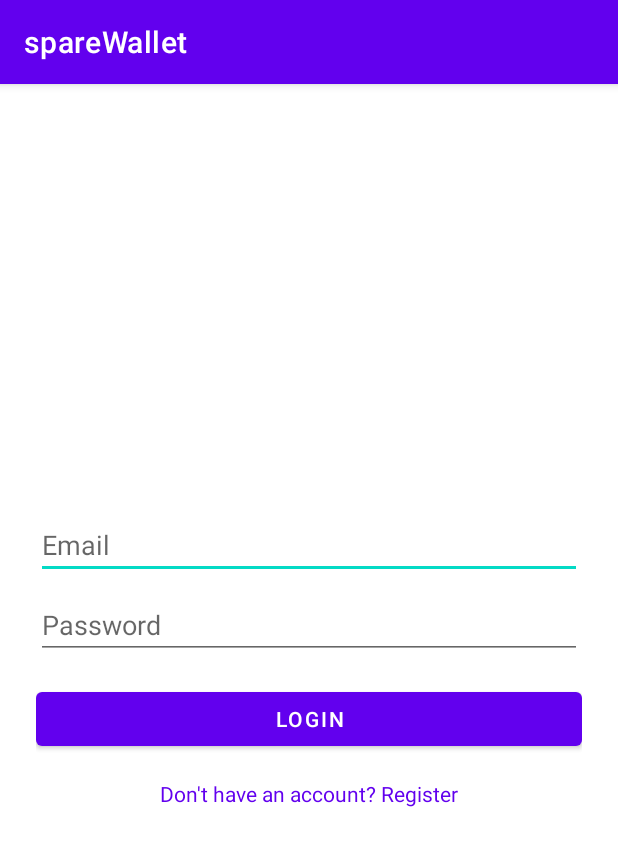
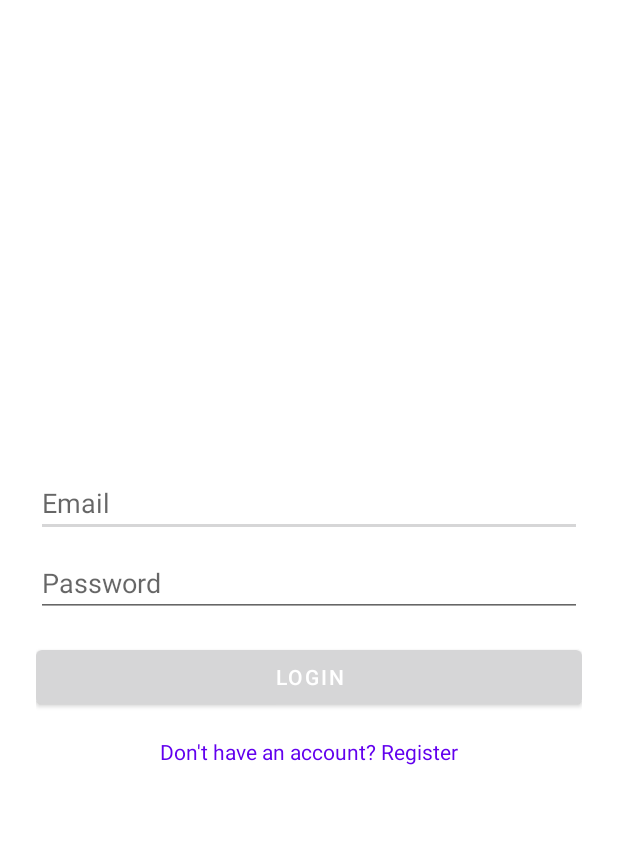
Before and after one commit to SanjayaCF/Spare-Wallet, an Android app: the screen it shows after launch (LoginActivity), on a phone screen of 412 x 824 dp. Shown: the top 846 px of the screen. Run offline under Robolectric (Android 15) with nearby library versions, the light colour scheme and no system bars; our stand-ins replace Firebase (no records; nobody signed in at launch, a user with empty details on screens opened directly).

Commit message:
force light mode

```diff
--- a/app/src/main/res/values-night/themes.xml
+++ b/app/src/main/res/values-night/themes.xml
@@ -1,14 +1,14 @@
 <resources xmlns:tools="http://schemas.android.com/tools">
     <!-- Base application theme. -->
-    <style name="Theme.SpareWallet" parent="Theme.MaterialComponents.DayNight.DarkActionBar">
+    <style name="Theme.SpareWallet" parent="Theme.MaterialComponents.Light.NoActionBar">
         <!-- Primary brand color. -->
-        <item name="colorPrimary">@color/purple_200</item>
-        <item name="colorPrimaryVariant">@color/purple_700</item>
-        <item name="colorOnPrimary">@color/black</item>
+        <item name="colorPrimary">@color/dark_blue</item>
+        <item name="colorPrimaryVariant">@color/light_blue</item>
+        <item name="colorOnPrimary">@color/white</item>
         <!-- Secondary brand color. -->
-        <item name="colorSecondary">@color/teal_200</item>
-        <item name="colorSecondaryVariant">@color/teal_200</item>
-        <item name="colorOnSecondary">@color/black</item>
+        <item name="colorSecondary">@color/blue_accent</item>
+        <item name="colorSecondaryVariant">@color/blue_accent_dark</item>
+        <item name="colorOnSecondary">@color/white</item>
         <!-- Status bar color. -->
         <item name="android:statusBarColor">?attr/colorPrimaryVariant</item>
         <!-- Customize your theme here. -->
--- a/app/src/main/res/values/themes.xml
+++ b/app/src/main/res/values/themes.xml
@@ -1,14 +1,14 @@
 <resources xmlns:tools="http://schemas.android.com/tools">
     <!-- Base application theme. -->
-    <style name="Theme.SpareWallet" parent="Theme.MaterialComponents.DayNight.DarkActionBar">
+    <style name="Theme.SpareWallet" parent="Theme.MaterialComponents.Light.NoActionBar">
         <!-- Primary brand color. -->
-        <item name="colorPrimary">@color/purple_500</item>
-        <item name="colorPrimaryVariant">@color/purple_700</item>
+        <item name="colorPrimary">@color/dark_blue</item>
+        <item name="colorPrimaryVariant">@color/light_blue</item>
         <item name="colorOnPrimary">@color/white</item>
         <!-- Secondary brand color. -->
-        <item name="colorSecondary">@color/teal_200</item>
-        <item name="colorSecondaryVariant">@color/teal_700</item>
-        <item name="colorOnSecondary">@color/black</item>
+        <item name="colorSecondary">@color/blue_accent</item>
+        <item name="colorSecondaryVariant">@color/blue_accent_dark</item>
+        <item name="colorOnSecondary">@color/white</item>
         <!-- Status bar color. -->
         <item name="android:statusBarColor">?attr/colorPrimaryVariant</item>
         <!-- Customize your theme here. -->
```
